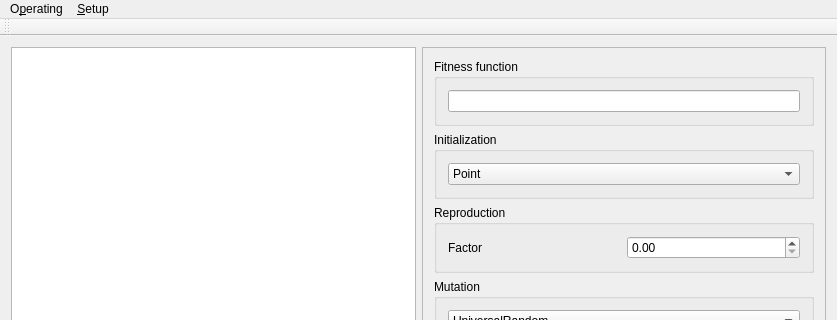
Old version of the form EvolViz/mainwindow.ui in the repository maciejgrzybek/EvolViz; both pictures show x 0 to 837 and y 0 to 320 of the 837 by 610 pixel window.
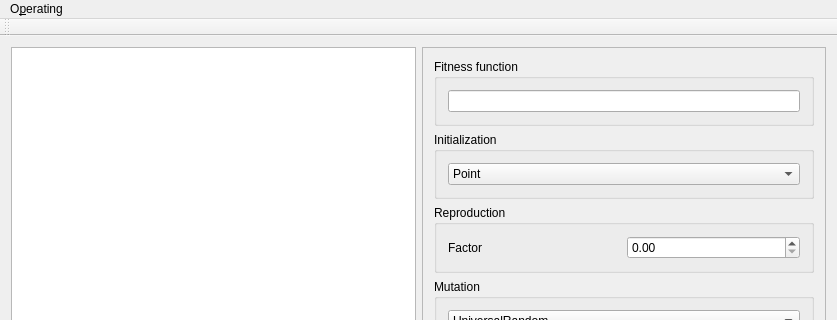
New version of the form.

The edit to the form file:
```diff
--- a/EvolViz/mainwindow.ui
+++ b/EvolViz/mainwindow.ui
@@ -243,14 +243,7 @@
     <addaction name="action_Restart"/>
     <addaction name="action_Exit"/>
    </widget>
-   <widget class="QMenu" name="menuSetup">
-    <property name="title">
-     <string>&amp;Setup</string>
-    </property>
-    <addaction name="actionChange_options"/>
-   </widget>
    <addaction name="menuOperating"/>
-   <addaction name="menuSetup"/>
   </widget>
   <widget class="QToolBar" name="mainToolBar">
    <attribute name="toolBarArea">
```
Left out of the diff: 20 changed lines with no effect on the pictures.
